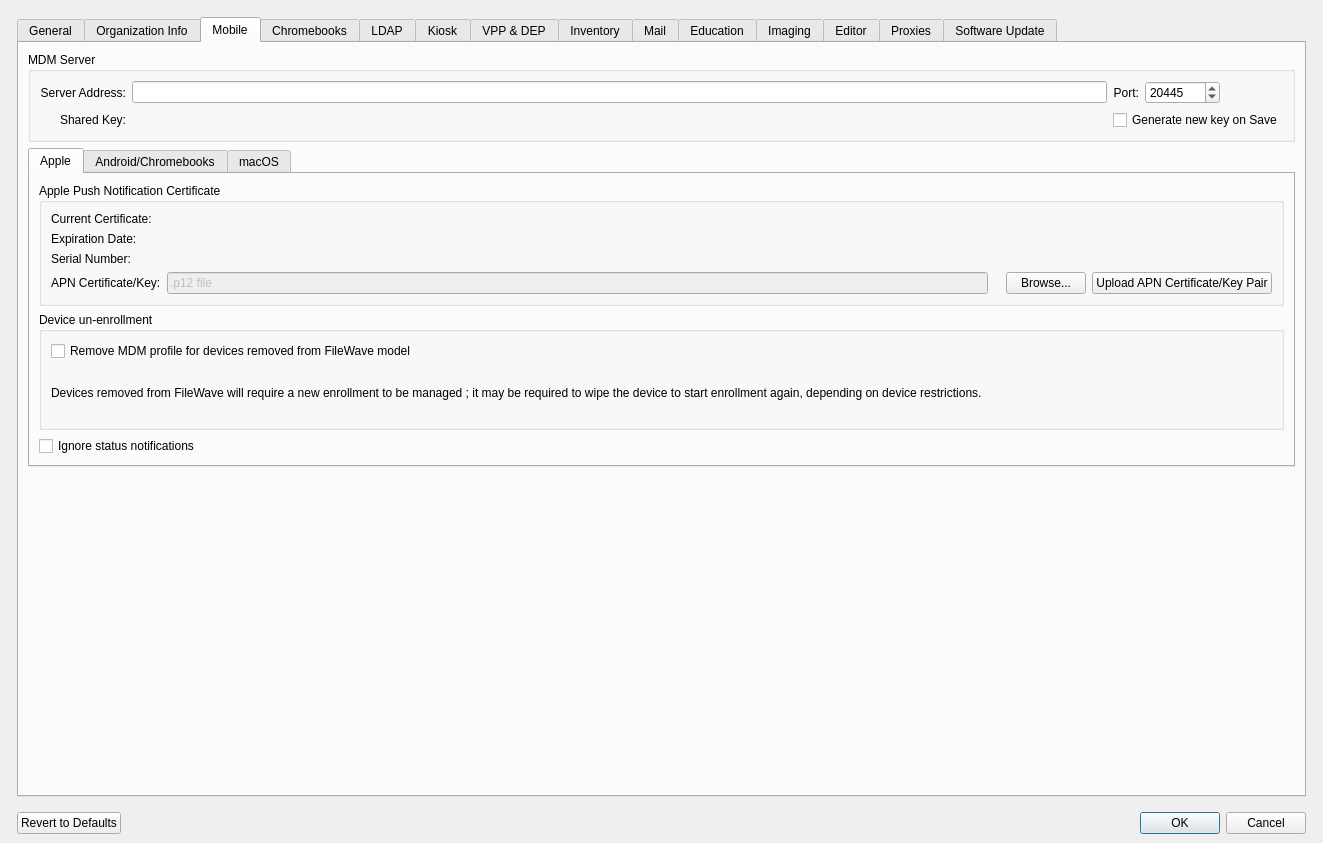
First picture: the form in FWAdminLib/Preferences/WinAdminPrefDlg.ui, repository fw-dev/translations, before the edit.
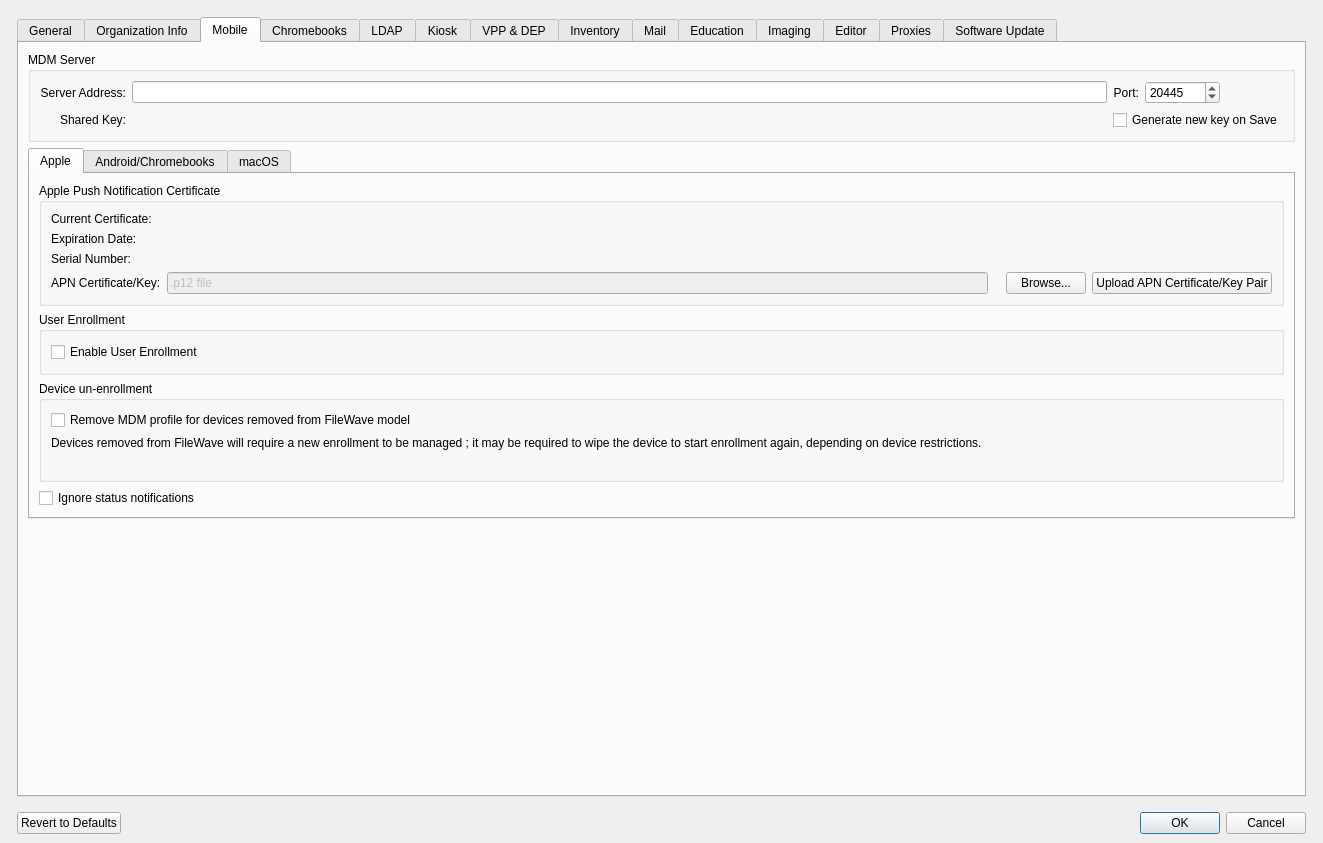
Second picture: the form after the edit. The open tabs and pages were chosen to show the change. Custom widgets are drawn as their Qt base class.

```diff
--- a/FWAdminLib/Preferences/WinAdminPrefDlg.ui
+++ b/FWAdminLib/Preferences/WinAdminPrefDlg.ui
@@ -581,6 +581,22 @@
                 </layout>
                </widget>
               </item>
+              <item>
+               <widget class="QGroupBox" name="groupBox_5">
+                <property name="title">
+                 <string>User Enrollment</string>
+                </property>
+                <layout class="QVBoxLayout" name="verticalLayout_18">
+                 <item>
+                  <widget class="QCheckBox" name="enableUserEnrollmentCheckBox">
+                   <property name="text">
+                    <string>Enable User Enrollment</string>
+                   </property>
+                  </widget>
+                 </item>
+                </layout>
+               </widget>
+              </item>
               <item>
                <widget class="QGroupBox" name="groupBox_3">
                 <property name="title">
@@ -610,6 +626,13 @@
                    </property>
                   </widget>
                  </item>
+                 <item>
+                  <widget class="QLabel" name="removeUserEnrollmentMDMProfileLabel">
+                   <property name="text">
+                    <string/>
+                   </property>
+                  </widget>
+                 </item>
                 </layout>
                </widget>
               </item>
```
Left out of the diff: 7 changed lines with no effect on the pictures.
